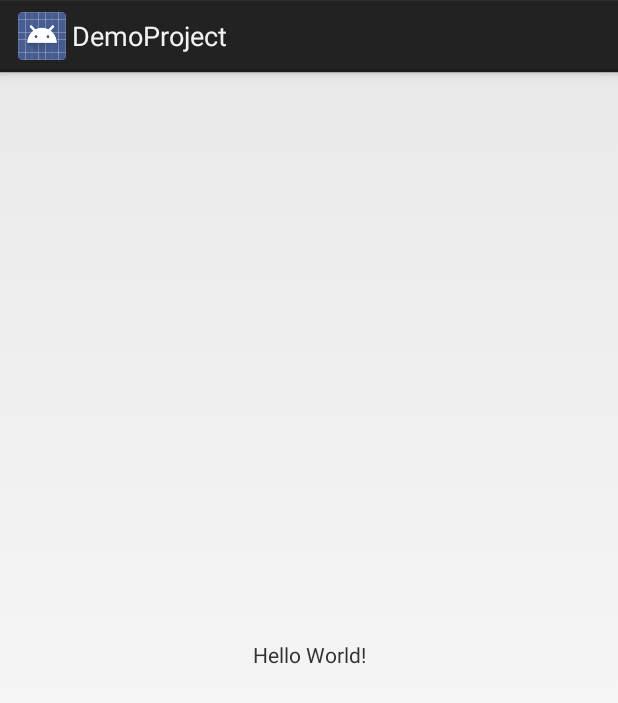
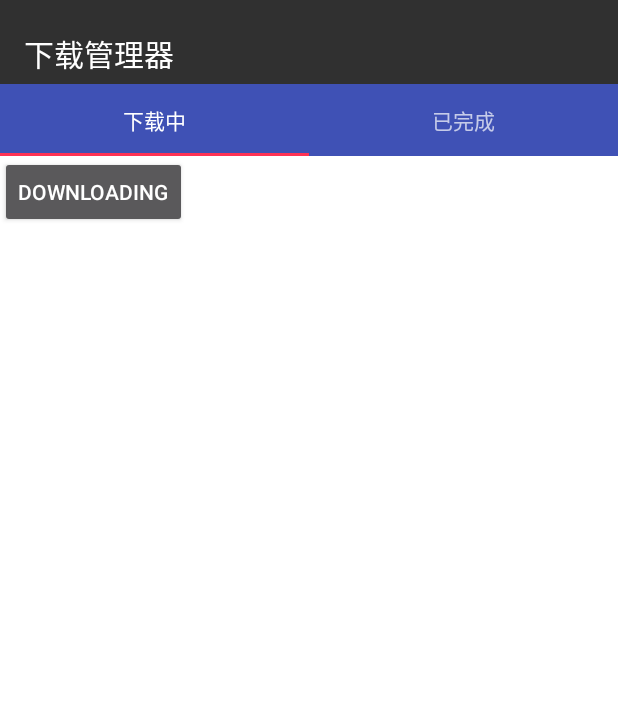
Before and after one commit to MYCROW/DemoProject, an Android app: the screen it shows after launch (MainActivity), on a phone screen of 412 x 824 dp. Shown: the top 703 px of the screen. Run offline under Robolectric (Android 15) with nearby library versions, the phone set to English and light mode, and no system bars.

Commit message:
Add a TabLayout and a ViewPager

```diff
--- a/app/build.gradle
+++ b/app/build.gradle
@@ -25,4 +25,5 @@ dependencies {
     testImplementation 'junit:junit:4.12'
     androidTestImplementation 'com.android.support.test:runner:1.0.2'
     androidTestImplementation 'com.android.support.test.espresso:espresso-core:3.0.2'
+    implementation 'com.android.support:design:27.1.1'
 }
--- a/app/src/main/AndroidManifest.xml
+++ b/app/src/main/AndroidManifest.xml
@@ -9,7 +9,9 @@
         android:roundIcon="@mipmap/ic_launcher_round"
         android:supportsRtl="true"
         android:theme="@style/AppTheme">
-        <activity android:name=".MainActivity">
+        <activity android:name=".MainActivity"
+            android:theme="@style/MainTheme">
+
         </activity>
         <activity android:name=".SplashActivity"
             android:theme="@style/SplashTheme">
--- /dev/null
+++ b/app/src/main/java/com/example/crow/demoproject/DownloadFragment.java
@@ -0,0 +1,41 @@
+package com.example.crow.demoproject;
+
+import android.content.Context;
+import android.net.Uri;
+import android.os.Bundle;
+import android.support.annotation.Nullable;
+import android.support.v4.app.Fragment;
+import android.util.Log;
+import android.view.LayoutInflater;
+import android.view.View;
+import android.view.ViewGroup;
+import android.widget.TextView;
+
+import static android.content.ContentValues.TAG;
+
+public class DownloadFragment extends Fragment {
+
+    public static final String ARG_PAGE = "ARG_PAGE";
+    private int mPage;
+
+    public static DownloadFragment newInstance(int page) {
+        Bundle args = new Bundle();
+        args.putInt(ARG_PAGE, page);
+        DownloadFragment pageFragment = new DownloadFragment();
+        pageFragment.setArguments(args);
+        return pageFragment;
+    }
+
+    @Override
+    public void onCreate(Bundle savedInstanceState) {
+        super.onCreate(savedInstanceState);
+        mPage = getArguments().getInt(ARG_PAGE);
+    }
+
+    @Nullable
+    @Override
+    public View onCreateView(LayoutInflater inflater, ViewGroup container, Bundle savedInstanceState) {
+        View view = inflater.inflate(R.layout.fragment_download, container, false);
+        return view;
+    }
+}
--- /dev/null
+++ b/app/src/main/java/com/example/crow/demoproject/FinishFragment.java
@@ -0,0 +1,45 @@
+package com.example.crow.demoproject;
+
+import android.content.Context;
+import android.net.Uri;
+import android.os.Bundle;
+import android.support.v4.app.Fragment;
+import android.support.annotation.Nullable;
+import android.view.LayoutInflater;
+import android.view.View;
+import android.view.ViewGroup;
+
+
+/**
+ * A simple {@link Fragment} subclass.
+ * Activities that contain this fragment must implement the
+ * {@link FinishFragment.OnFragmentInteractionListener} interface
+ * to handle interaction events.
+ * Use the {@link FinishFragment#newInstance} factory method to
+ * create an instance of this fragment.
+ */
+public class FinishFragment extends Fragment {
+    public static final String ARG_PAGE = "ARG_PAGE";
+    private int mPage;
+
+    public static FinishFragment newInstance(int page) {
+        Bundle args = new Bundle();
+        args.putInt(ARG_PAGE, page);
+        FinishFragment pageFragment = new FinishFragment();
+        pageFragment.setArguments(args);
+        return pageFragment;
+    }
+
+    @Override
+    public void onCreate(Bundle savedInstanceState) {
+        super.onCreate(savedInstanceState);
+        mPage = getArguments().getInt(ARG_PAGE);
+    }
+
+    @Nullable
+    @Override
+    public View onCreateView(LayoutInflater inflater, ViewGroup container, Bundle savedInstanceState) {
+        View view = inflater.inflate(R.layout.fragment_finish, container, false);
+        return view;
+    }
+}
--- a/app/src/main/java/com/example/crow/demoproject/MainActivity.java
+++ b/app/src/main/java/com/example/crow/demoproject/MainActivity.java
@@ -1,15 +1,35 @@
 package com.example.crow.demoproject;
 
 import android.app.Activity;
+import android.net.Uri;
+import android.support.v4.app.Fragment;
 import android.content.Intent;
 import android.os.Bundle;
+import android.support.design.widget.TabLayout;
+import android.support.v4.app.FragmentActivity;
+import android.support.v4.app.FragmentPagerAdapter;
+import android.support.v4.view.ViewPager;
+import android.widget.TableLayout;
 
-public class MainActivity extends Activity {
+public class MainActivity extends FragmentActivity
+//        implements DownloadFragment.OnFragmentInteractionListener
+{
+    private MainFragmentPagerAdapter pagerAdapter;
+
+    private ViewPager viewPager;
+
+    private TabLayout tabLayout;
 
     @Override
     protected void onCreate(Bundle savedInstanceState) {
         super.onCreate(savedInstanceState);
         setContentView(R.layout.activity_main);
+        pagerAdapter = new MainFragmentPagerAdapter(getSupportFragmentManager(), this);
+        viewPager = (ViewPager) findViewById(R.id.viewPager);
+        viewPager.setAdapter(pagerAdapter);
+        tabLayout = (TabLayout) findViewById(R.id.tabList);
+        tabLayout.setupWithViewPager(viewPager);
+        tabLayout.setTabMode(TabLayout.MODE_FIXED);
     }
 
     @Override
@@ -21,4 +41,9 @@ public class MainActivity extends Activity {
         intent.addCategory(Intent.CATEGORY_HOME);
         startActivity(intent);
     }
+
+    //implements DownloadFragment.OnFragmentInteractionListener
+//    public void onFragmentInteraction(Uri uri){
+//        //you can leave it empty
+//    }
 }
--- /dev/null
+++ b/app/src/main/java/com/example/crow/demoproject/MainFragmentPagerAdapter.java
@@ -0,0 +1,36 @@
+package com.example.crow.demoproject;
+
+import android.content.Context;
+import android.support.v4.app.Fragment;
+import android.support.v4.app.FragmentManager;
+import android.support.v4.app.FragmentPagerAdapter;
+import android.util.Log;
+
+public class MainFragmentPagerAdapter extends FragmentPagerAdapter {
+    private String tabTitles[] = new String[]{"下载中","已完成"};
+    private Context context;
+
+    public MainFragmentPagerAdapter(FragmentManager fm,Context context) {
+        super(fm);
+        this.context = context;
+    }
+
+    @Override
+    public Fragment getItem(int position) {
+        Log.i("ContentValues", ""+position);
+        if(position == 0)
+            return DownloadFragment.newInstance(position + 1);
+        else
+            return FinishFragment.newInstance(position+1);
+    }
+
+    @Override
+    public int getCount() {
+        return tabTitles.length;
+    }
+
+    @Override
+    public CharSequence getPageTitle(int position) {
+        return tabTitles[position];
+    }
+}
--- a/app/src/main/res/layout/activity_main.xml
+++ b/app/src/main/res/layout/activity_main.xml
@@ -1,18 +1,21 @@
 <?xml version="1.0" encoding="utf-8"?>
-<android.support.constraint.ConstraintLayout xmlns:android="http://schemas.android.com/apk/res/android"
+<LinearLayout xmlns:android="http://schemas.android.com/apk/res/android"
     xmlns:app="http://schemas.android.com/apk/res-auto"
-    xmlns:tools="http://schemas.android.com/tools"
     android:layout_width="match_parent"
     android:layout_height="match_parent"
-    tools:context=".MainActivity">
+    android:orientation="vertical">
+    <android.support.design.widget.TabLayout
+        android:id="@+id/tabList"
+        style="@style/TabLayoutStyle"
+        android:layout_width="match_parent"
+        android:layout_height="wrap_content"
+        />
 
-    <TextView
-        android:layout_width="wrap_content"
-        android:layout_height="wrap_content"
-        android:text="Hello World!"
-        app:layout_constraintBottom_toBottomOf="parent"
-        app:layout_constraintLeft_toLeftOf="parent"
-        app:layout_constraintRight_toRightOf="parent"
-        app:layout_constraintTop_toTopOf="parent" />
+    <android.support.v4.view.ViewPager
+        android:id="@+id/viewPager"
+        android:layout_width="match_parent"
+        android:layout_height="0px"
+        android:layout_weight="1"
+        android:background="@android:color/white" />
 
-</android.support.constraint.ConstraintLayout>
+</LinearLayout>
--- /dev/null
+++ b/app/src/main/res/layout/fragment_download.xml
@@ -0,0 +1,25 @@
+<?xml version="1.0" encoding="utf-8"?>
+<FrameLayout xmlns:android="http://schemas.android.com/apk/res/android"
+    xmlns:tools="http://schemas.android.com/tools"
+    android:layout_width="match_parent"
+    android:layout_height="match_parent"
+    tools:context=".DownloadFragment">
+    <!-- TODO: Update blank fragment layout -->
+
+    <TableLayout
+        android:layout_width="match_parent"
+        android:layout_height="match_parent">
+
+        <TableRow
+            android:layout_width="match_parent"
+            android:layout_height="match_parent" >
+
+            <Button
+                android:id="@+id/button"
+                android:layout_width="wrap_content"
+                android:layout_height="wrap_content"
+                android:text="Downloading" />
+        </TableRow>
+
+    </TableLayout>
+</FrameLayout>
--- /dev/null
+++ b/app/src/main/res/layout/fragment_finish.xml
@@ -0,0 +1,25 @@
+<?xml version="1.0" encoding="utf-8"?>
+<FrameLayout xmlns:android="http://schemas.android.com/apk/res/android"
+    xmlns:tools="http://schemas.android.com/tools"
+    android:layout_width="match_parent"
+    android:layout_height="match_parent"
+    tools:context=".FinishFragment">
+    <!-- TODO: Update blank fragment layout -->
+
+    <TableLayout
+        android:layout_width="match_parent"
+        android:layout_height="match_parent">
+
+        <TableRow
+            android:layout_width="match_parent"
+            android:layout_height="match_parent" >
+
+            <Button
+                android:id="@+id/button2"
+                android:layout_width="wrap_content"
+                android:layout_height="wrap_content"
+                android:text="Finished" />
+        </TableRow>
+
+    </TableLayout>
+</FrameLayout>
--- a/app/src/main/res/values/strings.xml
+++ b/app/src/main/res/values/strings.xml
@@ -1,3 +1,6 @@
 <resources>
-    <string name="app_name">DemoProject</string>
+    <string name="app_name">下载管理器</string>
+
+    <!-- TODO: Remove or change this placeholder text -->
+    <string name="hello_blank_fragment">Hello blank fragment</string>
 </resources>
--- a/app/src/main/res/values/styles.xml
+++ b/app/src/main/res/values/styles.xml
@@ -3,6 +3,13 @@
     <!-- Base application theme. -->
     <style name="AppTheme" parent="android:Theme.Holo.Light.DarkActionBar">
         <!-- Customize your theme here. -->
+    </style>
+
+    <style name="MainTheme" parent="Theme.AppCompat">
+        <item name="android:windowNoTitle">false</item>
+        <item name="android:windowFullscreen">false</item>
+        <item name="android:fitsSystemWindows">true</item>
+        <item name="android:clipToPadding">true</item>
     </style>
 
     <style name="SplashTheme" parent="Theme.AppCompat.Light.NoActionBar">
@@ -13,4 +20,15 @@
         <item name="android:clipToPadding">true</item>
     </style>
 
+    <style name="TabLayoutStyle" parent="Widget.Design.TabLayout">
+        <!--tab的布局-->
+        <item name="tabGravity">fill</item>
+        <!--tab下面的滚动条的颜色-->
+        <item name="tabIndicatorColor">#ff3355</item>
+        <!--tab背景颜色-->
+        <item name="tabBackground">@color/colorPrimary</item>
+        <!--将tab设置成固定-->
+        <item name="tabMode">fixed</item>
+    </style>
+
 </resources>
```
